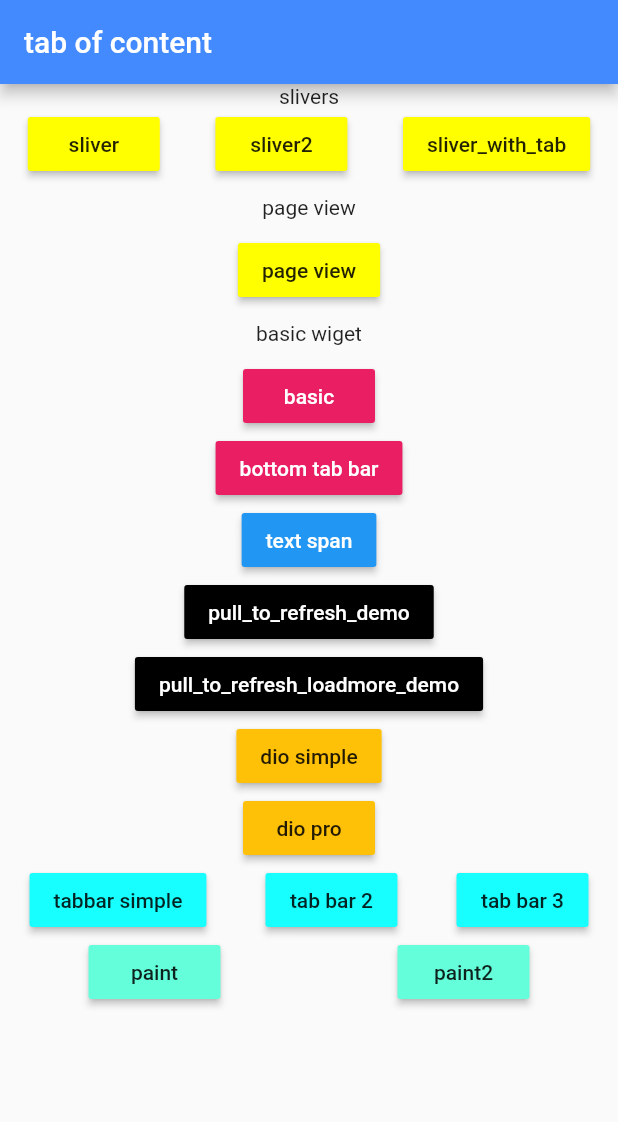
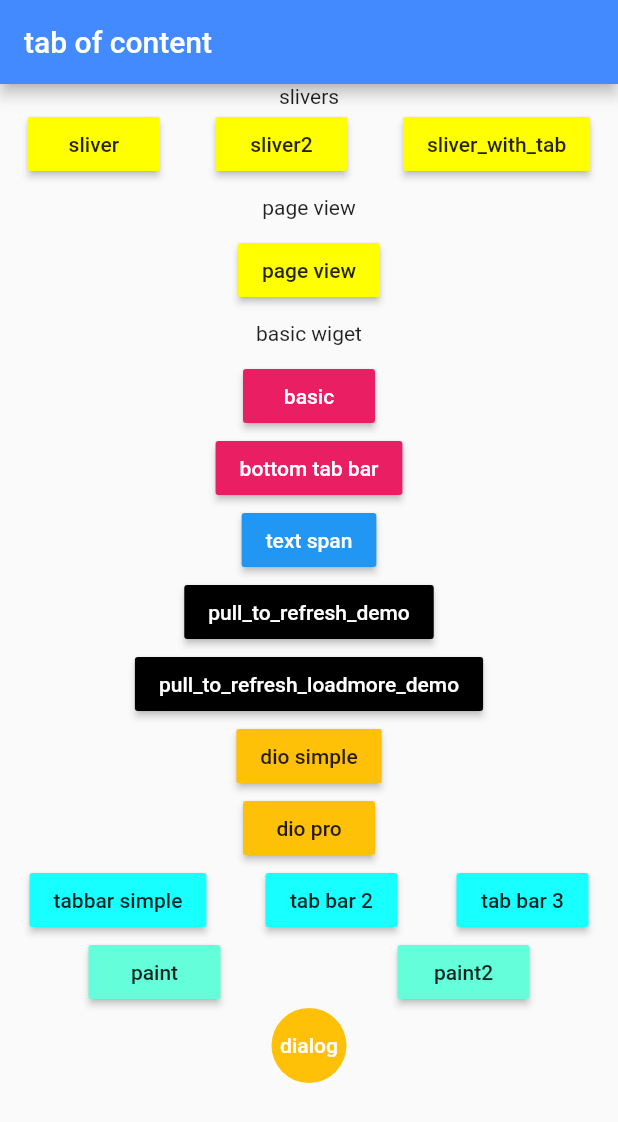
Before and after one commit to lyx0224/flutterwidget, a Flutter app: the screen it shows after launch, on a phone screen of 412 x 824 dp. Shown: the top 1122 px of the screen. Run offline on Flutter 3.47's test engine with Material 2 defaults, Android fonts, the phone set to English and light mode, and no system bars; our stand-ins replace dio; missing offline and left inert: loadmore, pull_to_refresh_notification.

Commit message:
add dialog

```diff
--- a/lib/dio/model/test_model.dart
+++ b/lib/dio/model/test_model.dart
@@ -1,3 +1,8 @@
+/*
+ * jsontodart
+ *
+ * https://jsontodart.com/
+ */
 class TestModel {
   List<Results> results;
   Info info;
--- a/lib/home_page.dart
+++ b/lib/home_page.dart
@@ -1,4 +1,5 @@
 import 'package:flutter/material.dart';
+import 'package:myflutterwiget/custom_dlg.dart';
 
 class HomePage extends StatelessWidget {
   @override
@@ -167,7 +168,21 @@ class HomePage extends StatelessWidget {
                     child: Text('paint2'),
                   )
                 ],
-              )
+              ),
+              FlatButton(
+                  onPressed: () {
+                    showDialog(context: context, child: CustomDialog());
+                  },
+                  child: Container(
+                      width: 50,
+                      height: 50,
+                      alignment: Alignment.center,
+                      child: Text(
+                        'dialog',
+                        style: Theme.of(context).textTheme.title,
+                      ),
+                      decoration: ShapeDecoration(
+                          color: Colors.amber, shape: CircleBorder())))
             ],
           ),
         ),
```
Also changed, not shown: lib/custom_dlg.dart (added, +32 -0 lines), lib/paint/paint_demo2.dart (+26 -1 lines).
